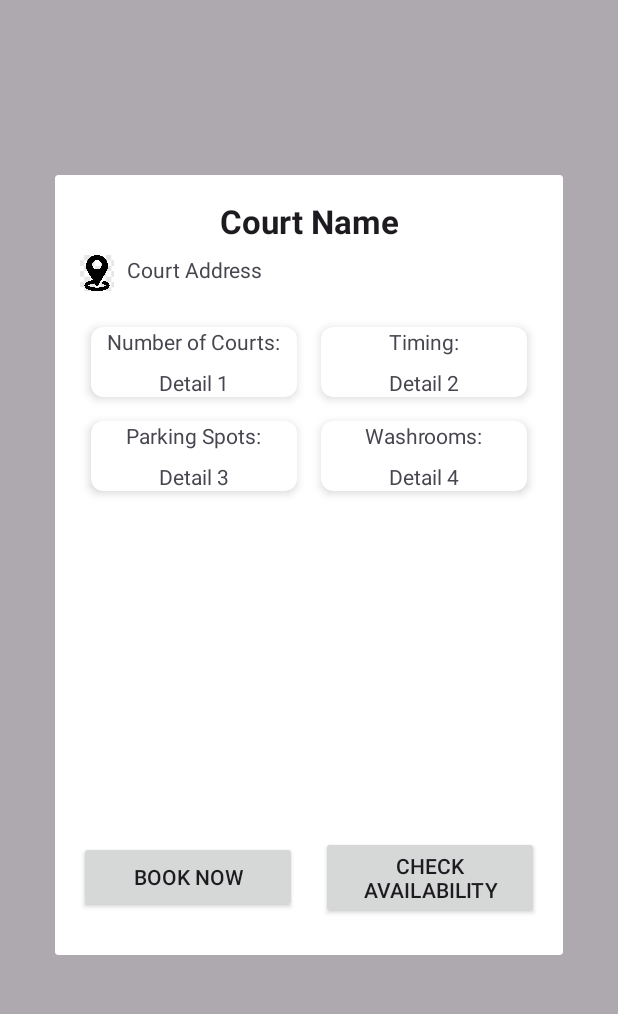
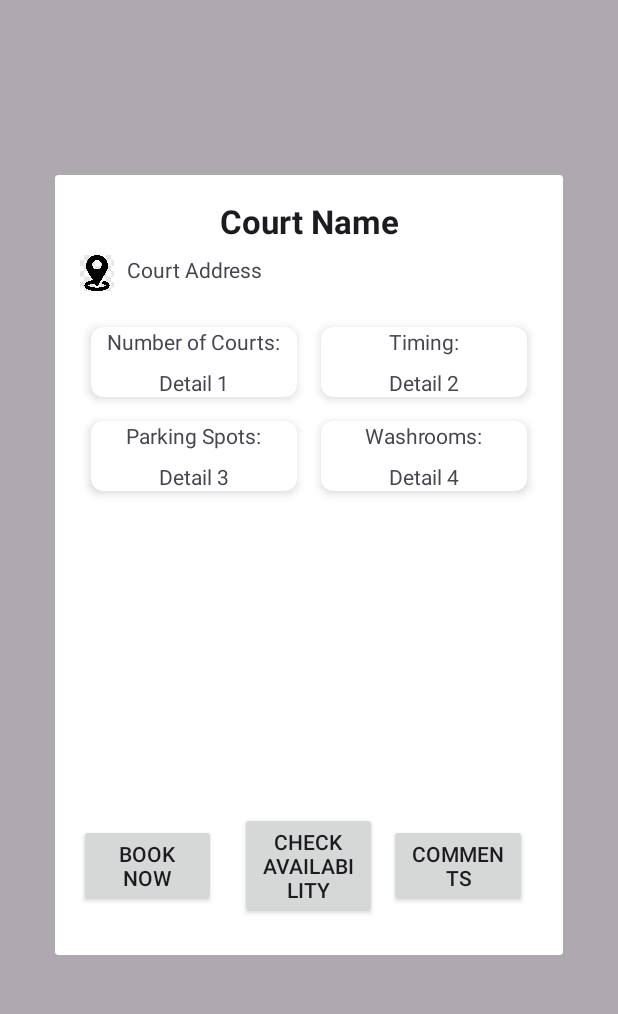
Before and after one commit to kusshsatija/Public-Tennis-Court-Availability-Tracker, an Android app: the fragment CourtDetailsDialog placed in its activity, on a phone screen of 412 x 824 dp, the part 53-1067 px from its top. Run offline under Robolectric (Android 15) with nearby library versions, the phone set to English and light mode, and no system bars.

Commit message:
Updated dialog_court_details.xml to have comments button Updated CourtDetailsDialog.java to open comments when button clicked Added activity_read_comments.xml to view comments Added activity_create_comment.xml to input comments Added ReadComments.java to show comments for tennis court currently being viewed Added CreateComment.java to create comments Added Comment.java to deal with comments

```diff
--- a/app/src/main/java/com/example/publictenniscourtavailabilitytracker/CourtDetailsDialog.java
+++ b/app/src/main/java/com/example/publictenniscourtavailabilitytracker/CourtDetailsDialog.java
@@ -1,6 +1,7 @@
 package com.example.publictenniscourtavailabilitytracker;
 
 import android.app.Dialog;
+import android.content.Intent;
 import android.os.Bundle;
 import android.view.LayoutInflater;
 import android.view.View;
@@ -82,6 +83,13 @@ public class CourtDetailsDialog extends DialogFragment {
             dismiss(); // Dismiss the dialog after action
         });
 
+        Button commentButton = view.findViewById(R.id.commentsButton);
+        commentButton.setOnClickListener(view1 -> {
+            Intent intent = new Intent(getActivity(), ReadComments.class);
+            intent.putExtra("courtName", courtName);
+            startActivity(intent);
+            dismiss();
+        });
         return view;
     }
 
--- a/app/src/main/res/layout/dialog_court_details.xml
+++ b/app/src/main/res/layout/dialog_court_details.xml
@@ -1,6 +1,7 @@
 <?xml version="1.0" encoding="utf-8"?>
 <androidx.constraintlayout.widget.ConstraintLayout xmlns:android="http://schemas.android.com/apk/res/android"
     xmlns:app="http://schemas.android.com/apk/res-auto"
+    android:id="@+id/comment"
     android:layout_width="match_parent"
     android:layout_height="wrap_content"
     android:layout_gravity="center"
@@ -11,14 +12,14 @@
         android:id="@+id/court_name"
         android:layout_width="0dp"
         android:layout_height="wrap_content"
+        android:gravity="center"
+        android:paddingBottom="8dp"
         android:text="Court Name"
         android:textAppearance="?android:attr/textAppearanceLarge"
         android:textStyle="bold"
-        android:gravity="center"
-        app:layout_constraintTop_toTopOf="parent"
+        app:layout_constraintEnd_toEndOf="parent"
         app:layout_constraintStart_toStartOf="parent"
-        app:layout_constraintEnd_toEndOf="parent"
-        android:paddingBottom="8dp" />
+        app:layout_constraintTop_toTopOf="parent" />
 
     <!-- Location and address -->
     <LinearLayout
@@ -26,24 +27,25 @@
         android:layout_width="0dp"
         android:layout_height="wrap_content"
         android:orientation="horizontal"
-        app:layout_constraintTop_toBottomOf="@id/court_name"
+        android:paddingBottom="16dp"
+        app:layout_constraintEnd_toEndOf="parent"
         app:layout_constraintStart_toStartOf="parent"
-        app:layout_constraintEnd_toEndOf="parent"
-        android:paddingBottom="16dp">
+        app:layout_constraintTop_toBottomOf="@id/court_name">
 
         <ImageView
             android:layout_width="24dp"
             android:layout_height="24dp"
-            android:src="@drawable/ic_location"
-            android:contentDescription="Location Icon" />
+            android:contentDescription="Location Icon"
+            android:src="@drawable/ic_location" />
 
         <TextView
             android:id="@+id/court_address"
             android:layout_width="wrap_content"
             android:layout_height="wrap_content"
-            android:text="Court Address"
+            android:gravity="center_vertical"
             android:paddingStart="8dp"
-            android:gravity="center_vertical" />
+            android:text="Court Address" />
+
     </LinearLayout>
 
     <!-- Cards section -->
@@ -53,26 +55,27 @@
         android:layout_height="wrap_content"
         android:paddingBottom="16dp"
         app:columnCount="2"
+        app:layout_constraintEnd_toEndOf="parent"
+        app:layout_constraintStart_toStartOf="parent"
         app:layout_constraintTop_toBottomOf="@id/location_layout"
-        app:layout_constraintStart_toStartOf="parent"
-        app:layout_constraintEnd_toEndOf="parent"
         app:rowCount="2">
 
         <!-- Card 1 -->
+
         <androidx.cardview.widget.CardView
             android:layout_width="0dp"
             android:layout_height="wrap_content"
-            app:layout_columnWeight="1"
-            app:layout_rowWeight="1"
+            android:layout_margin="8dp"
             app:cardCornerRadius="8dp"
             app:cardElevation="4dp"
-            android:layout_margin="8dp">
+            app:layout_columnWeight="1"
+            app:layout_rowWeight="1">
 
             <LinearLayout
                 android:layout_width="match_parent"
                 android:layout_height="match_parent"
-                android:orientation="vertical"
-                android:gravity="center">
+                android:gravity="center"
+                android:orientation="vertical">
 
                 <TextView
                     android:layout_width="wrap_content"
@@ -92,17 +95,17 @@
         <androidx.cardview.widget.CardView
             android:layout_width="0dp"
             android:layout_height="wrap_content"
-            app:layout_columnWeight="1"
-            app:layout_rowWeight="1"
+            android:layout_margin="8dp"
             app:cardCornerRadius="8dp"
             app:cardElevation="4dp"
-            android:layout_margin="8dp">
+            app:layout_columnWeight="1"
+            app:layout_rowWeight="1">
 
             <LinearLayout
                 android:layout_width="match_parent"
                 android:layout_height="match_parent"
-                android:orientation="vertical"
-                android:gravity="center">
+                android:gravity="center"
+                android:orientation="vertical">
 
                 <TextView
                     android:layout_width="wrap_content"
@@ -122,17 +125,17 @@
         <androidx.cardview.widget.CardView
             android:layout_width="0dp"
             android:layout_height="wrap_content"
-            app:layout_columnWeight="1"
-            app:layout_rowWeight="1"
+            android:layout_margin="8dp"
             app:cardCornerRadius="8dp"
             app:cardElevation="4dp"
-            android:layout_margin="8dp">
+            app:layout_columnWeight="1"
+            app:layout_rowWeight="1">
 
             <LinearLayout
                 android:layout_width="match_parent"
                 android:layout_height="match_parent"
-                android:orientation="vertical"
-                android:gravity="center">
+                android:gravity="center"
+                android:orientation="vertical">
 
                 <TextView
                     android:layout_width="wrap_content"
@@ -152,17 +155,17 @@
         <androidx.cardview.widget.CardView
             android:layout_width="0dp"
             android:layout_height="wrap_content"
-            app:layout_columnWeight="1"
-            app:layout_rowWeight="1"
+            android:layout_margin="8dp"
             app:cardCornerRadius="8dp"
             app:cardElevation="4dp"
-            android:layout_margin="8dp">
+            app:layout_columnWeight="1"
+            app:layout_rowWeight="1">
 
             <LinearLayout
                 android:layout_width="match_parent"
                 android:layout_height="match_parent"
-                android:orientation="vertical"
-                android:gravity="center">
+                android:gravity="center"
+                android:orientation="vertical">
 
                 <TextView
                     android:layout_width="wrap_content"
@@ -184,31 +187,40 @@
         android:id="@+id/button_layout"
         android:layout_width="0dp"
         android:layout_height="wrap_content"
+        android:layout_marginTop="16dp"
+        android:layout_marginBottom="8dp"
+        android:gravity="center"
         android:orientation="horizontal"
         app:layout_constraintBottom_toBottomOf="parent"
-        app:layout_constraintStart_toStartOf="parent"
         app:layout_constraintEnd_toEndOf="parent"
-        android:gravity="center"
-        android:layout_marginTop="16dp"
-        android:layout_marginBottom="8dp">
+        app:layout_constraintStart_toStartOf="parent">
 
         <!-- Book Now Button -->
         <Button
             android:id="@+id/book_now_button"
             android:layout_width="0dp"
             android:layout_height="wrap_content"
+            android:layout_marginEnd="8dp"
             android:layout_weight="1"
-            android:text="Book Now"
-            android:layout_marginEnd="8dp" />
+            android:text="Book Now" />
 
         <!-- Check Availability Button -->
+
         <Button
             android:id="@+id/check_availability_button"
             android:layout_width="0dp"
             android:layout_height="wrap_content"
+            android:layout_marginStart="8dp"
             android:layout_weight="1"
-            android:text="Check Availability"
-            android:layout_marginStart="8dp" />
+            android:text="Check Availability" />
+
+        <Button
+            android:id="@+id/commentsButton"
+            android:layout_width="0dp"
+            android:layout_height="wrap_content"
+            android:layout_margin="8dp"
+            android:layout_weight="1"
+            android:text="Comments" />
     </LinearLayout>
 
 </androidx.constraintlayout.widget.ConstraintLayout>
--- a/app/src/main/res/values/strings.xml
+++ b/app/src/main/res/values/strings.xml
@@ -1,4 +1,5 @@
 <resources>
     <string name="app_name">Public Tennis Court Availability Tracker</string>
     <string name="title_activity_map">Map</string>
+    <string name="no_comment">There are no comments for this court.</string>
 </resources>
```
Also changed, not shown: app/src/main/AndroidManifest.xml (+7 -3 lines), app/src/main/java/com/example/publictenniscourtavailabilitytracker/Comment.java (added, +22 -0 lines), app/src/main/java/com/example/publictenniscourtavailabilitytracker/CreateComment.java (added, +63 -0 lines), app/src/main/java/com/example/publictenniscourtavailabilitytracker/ReadComments.java (added, +116 -0 lines), app/src/main/res/layout/activity_create_comment.xml (added, +121 -0 lines), app/src/main/res/layout/activity_read_comments.xml (added, +69 -0 lines).
